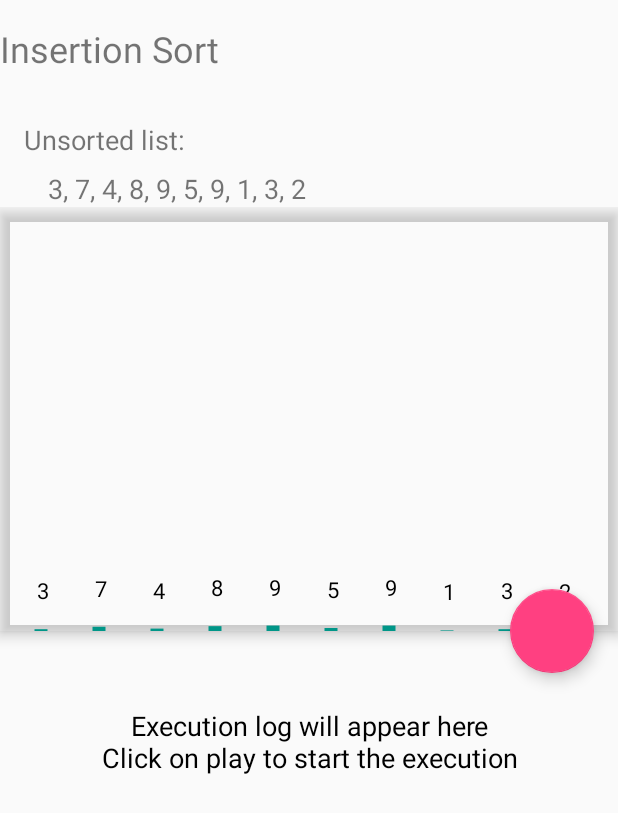
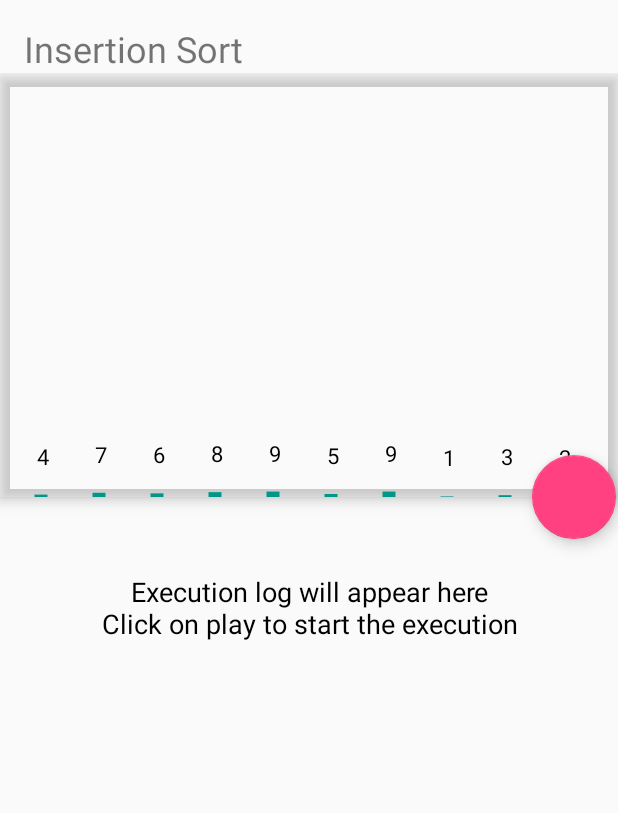
Before and after one commit to jooye0310/sorting.show, an Android app: the InsertionSortController screen opened directly, with no data from a screen before it, on a phone screen of 412 x 824 dp. Shown: the top 813 px of the screen. Run offline under Robolectric (Android 15) with nearby library versions, the phone set to English and light mode, and no system bars.

Commit message:
insertionSort error fixed

```diff
--- a/app/src/main/java/com/example/yehoon/sorting_show/InsertionSort.java
+++ b/app/src/main/java/com/example/yehoon/sorting_show/InsertionSort.java
@@ -10,18 +10,20 @@ public class InsertionSort extends VisualizerController{
 
     void sort()
     {
+        logArray("Original array - " ,arr);
+
         int n = arr.length;
         for (int j = 1; j < n; j++) {
             int key = arr[j];
             int i = j-1;
             while ( (i > -1) && ( arr [i] > key ) ) {
+                addLog("Swapping " + arr[i] + " and " + arr[i + 1]);
                 arr [i+1] = arr [i];
                 highlightSwap(i, i + 1);
-                addLog("Swapping " + arr[i] + " and " + arr[i + 1]);
                 i--;
             }
+            arr[i+1] = key;
             sleep();
-            arr[i+1] = key;
         }
         addLog("Array has been sorted");
         completed();
--- a/app/src/main/java/com/example/yehoon/sorting_show/InsertionSortController.java
+++ b/app/src/main/java/com/example/yehoon/sorting_show/InsertionSortController.java
@@ -19,20 +19,20 @@ public class InsertionSortController extends AppCompatActivity {
         super.onCreate(savedInstanceState);
         setContentView(R.layout.activity_insertionsortdemo);
 
-        final int[] intArray = {3,7,4,8,9,5,9,1,3,2};
+        final int[] intArray = {4,7,6,8,9,5,9,1,3,2};
         DataSet ds = new DataSet(intArray, 0);
         final MainFragment algoFragment = MainFragment.newInstance(VisualizerController.INSERTION_SORT, ds);
         getSupportFragmentManager().beginTransaction().replace(R.id.container, algoFragment).commit();
+//        algoFragment.setupFragment(VisualizerController.INSERTION_SORT, ds);
 
-
-        initTextViews();
+//        initTextViews();
 //        initButtons();
 
         // Initialize variables (a, c) for TimSort
         final Integer[] array = new Integer[] {3,7,4,8,9,5,9,1,3,2};
 
-        String unsorted = intArrayToString(intArray);
-        unsorted_list.setText(unsorted);
+  //      String unsorted = intArrayToString(intArray);
+  //      unsorted_list.setText(unsorted);
     }
 
 
--- a/app/src/main/java/com/example/yehoon/sorting_show/RadixSortController.java
+++ b/app/src/main/java/com/example/yehoon/sorting_show/RadixSortController.java
@@ -19,7 +19,7 @@ public class RadixSortController extends AppCompatActivity {
     protected void onCreate(Bundle savedInstanceState) {
         super.onCreate(savedInstanceState);
         setContentView(R.layout.activity_radixsortdemo);
-        final MainFragment algoFragment = MainFragment.newInstance(VisualizerController.RADIX_SORT);
+        final MainFragment algoFragment = MainFragment.newInstance(VisualizerController.RADIX_SORT, null);
         getSupportFragmentManager().beginTransaction().replace(R.id.container, algoFragment).commit();
 
         initTextViews();
--- a/app/src/main/java/com/example/yehoon/sorting_show/VisualizerController.java
+++ b/app/src/main/java/com/example/yehoon/sorting_show/VisualizerController.java
@@ -30,7 +30,7 @@ public class VisualizerController extends HandlerThread implements DataHandler {
 
     private Handler workerHandler;
 
-    private static int INTERVAL = 500;
+    private static int INTERVAL = 1000;
 
     public VisualizerController() {
         super("");
@@ -130,11 +130,11 @@ public class VisualizerController extends HandlerThread implements DataHandler {
         }
         addLog(message + "[ "+arrayString +" ] total items - "+ array.length);
     }
-/*
+
     public void setCompletionListener(AlgoCompletionListener completionListener) {
         this.completionListener = completionListener;
     }
-*/
+
     public void prepareHandler(final DataHandler dataHandler) {
         workerHandler = new Handler(getLooper(), new Handler.Callback() {
             @Override
--- a/app/src/main/res/layout/activity_insertionsortdemo.xml
+++ b/app/src/main/res/layout/activity_insertionsortdemo.xml
@@ -15,33 +15,12 @@
         android:layout_height="wrap_content"
         android:layout_marginTop="16dp"
         android:text= "@string/act_insertionSort"
+        android:layout_marginStart="16dp"
         android:textSize="24sp"
         app:layout_constraintEnd_toEndOf="parent"
         app:layout_constraintHorizontal_bias="0.5"
         app:layout_constraintStart_toStartOf="parent"
         app:layout_constraintTop_toTopOf="parent" />
-
-    <TextView
-        android:id="@+id/textView1"
-        android:layout_width="wrap_content"
-        android:layout_height="wrap_content"
-        android:layout_marginStart="16dp"
-        android:layout_marginTop="32dp"
-        android:text="Unsorted list:"
-        android:textSize="18sp"
-        app:layout_constraintStart_toStartOf="parent"
-        app:layout_constraintTop_toBottomOf="@+id/tv_sortAlgo" />
-
-    <TextView
-        android:id="@+id/unsorted_list"
-        android:layout_width="wrap_content"
-        android:layout_height="wrap_content"
-        android:layout_marginStart="32dp"
-        android:layout_marginTop="8dp"
-        android:text="unsorted list data"
-        android:textSize="18sp"
-        app:layout_constraintStart_toStartOf="parent"
-        app:layout_constraintTop_toBottomOf="@+id/textView1" />
 
     <LinearLayout
         android:layout_width="match_parent"
--- a/app/src/main/res/layout/fragment_main.xml
+++ b/app/src/main/res/layout/fragment_main.xml
@@ -31,7 +31,7 @@
         android:id="@+id/fab"
         android:layout_width="wrap_content"
         android:layout_height="wrap_content"
-        android:layout_margin="16dp"
+        android:layout_margin="1dp"
         android:background="@color/colorAccent"
         app:layout_anchor="@id/app_bar"
         app:layout_anchorGravity="bottom|right|end" />
```
